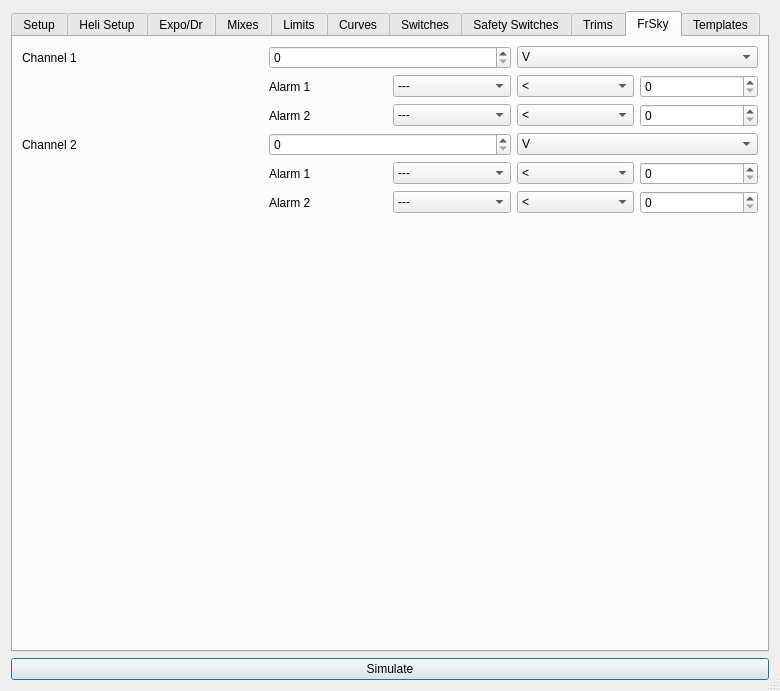
Before: the Qt Designer form src/modeledit.ui in xhorizont/eepe, drawn with Qt 5.
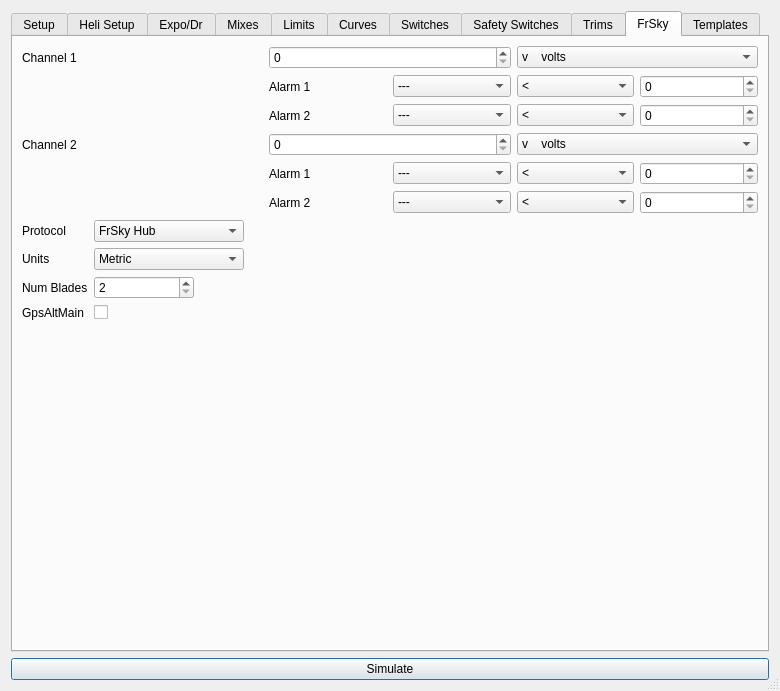
After: the same form once the commit is applied. The open tabs and pages were chosen to show the change. Icons and pictures are not drawn.

```diff
--- a/src/modeledit.ui
+++ b/src/modeledit.ui
@@ -32,7 +32,7 @@
      </property>
     </widget>
    </item>
-   <item row="4" column="1">
+   <item row="0" column="1">
     <widget class="QTabWidget" name="tabWidget">
      <property name="currentIndex">
       <number>0</number>
@@ -8506,7 +8506,7 @@
           <widget class="QComboBox" name="frsky_type_0">
            <item>
             <property name="text">
-             <string>V</string>
+             <string>v    volts</string>
             </property>
            </item>
            <item>
@@ -8656,7 +8656,7 @@
           <widget class="QComboBox" name="frsky_type_1">
            <item>
             <property name="text">
-             <string>V</string>
+             <string>v    volts</string>
             </property>
            </item>
            <item>
@@ -8793,6 +8793,143 @@
          </item>
         </layout>
        </item>
+       <item>
+        <layout class="QFormLayout" name="formLayout_3">
+         <property name="verticalSpacing">
+          <number>6</number>
+         </property>
+         <item row="0" column="0">
+          <widget class="QLabel" name="label_122">
+           <property name="maximumSize">
+            <size>
+             <width>100</width>
+             <height>16777215</height>
+            </size>
+           </property>
+           <property name="text">
+            <string>Protocol</string>
+           </property>
+          </widget>
+         </item>
+         <item row="0" column="1">
+          <widget class="QComboBox" name="HubComboBox">
+           <property name="maximumSize">
+            <size>
+             <width>150</width>
+             <height>16777215</height>
+            </size>
+           </property>
+           <property name="maxVisibleItems">
+            <number>2</number>
+           </property>
+           <item>
+            <property name="text">
+             <string>FrSky Hub</string>
+            </property>
+           </item>
+           <item>
+            <property name="text">
+             <string>WingShadow How High</string>
+            </property>
+           </item>
+          </widget>
+         </item>
+         <item row="1" column="0">
+          <widget class="QLabel" name="label_123">
+           <property name="maximumSize">
+            <size>
+             <width>100</width>
+             <height>16777215</height>
+            </size>
+           </property>
+           <property name="text">
+            <string>Units</string>
+           </property>
+          </widget>
+         </item>
+         <item row="1" column="1">
+          <widget class="QComboBox" name="UnitsComboBox">
+           <property name="maximumSize">
+            <size>
+             <width>150</width>
+             <height>16777215</height>
+            </size>
+           </property>
+           <property name="maxVisibleItems">
+            <number>2</number>
+           </property>
+           <item>
+            <property name="text">
+             <string>Metric</string>
+            </property>
+           </item>
+           <item>
+            <property name="text">
+             <string>Imperial</string>
+            </property>
+           </item>
+          </widget>
+         </item>
+         <item row="2" column="0">
+          <widget class="QLabel" name="label_124">
+           <property name="maximumSize">
+            <size>
+             <width>100</width>
+             <height>16777215</height>
+            </size>
+           </property>
+           <property name="text">
+            <string>Num Blades</string>
+           </property>
+          </widget>
+         </item>
+         <item row="2" column="1">
+          <widget class="QSpinBox" name="BladesSpinBox">
+           <property name="maximumSize">
+            <size>
+             <width>100</width>
+             <height>16777215</height>
+            </size>
+           </property>
+           <property name="minimum">
+            <number>2</number>
+           </property>
+           <property name="maximum">
+            <number>4</number>
+           </property>
+          </widget>
+         </item>
+         <item row="3" column="0">
+          <widget class="QLabel" name="label_125">
+           <property name="maximumSize">
+            <size>
+             <width>100</width>
+             <height>16777215</height>
+            </size>
+           </property>
+           <property name="text">
+            <string>GpsAltMain</string>
+           </property>
+          </widget>
+         </item>
+         <item row="3" column="1">
+          <widget class="QCheckBox" name="GpsAltMain">
+           <property name="maximumSize">
+            <size>
+             <width>50</width>
+             <height>16777215</height>
+            </size>
+           </property>
+           <property name="layoutDirection">
+            <enum>Qt::LeftToRight</enum>
+           </property>
+           <property name="text">
+            <string/>
+           </property>
+          </widget>
+         </item>
+        </layout>
+       </item>
        <item>
         <spacer name="verticalSpacer_2">
          <property name="orientation">
```
Left out of the diff: 92 changed lines with no effect on the pictures.
